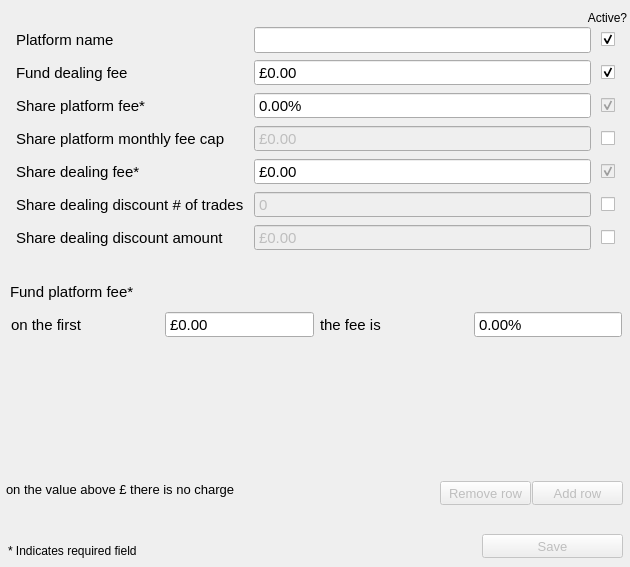
Qt form gui/platform_edit.ui (RolandWH/SIPPCompare) before a commit.
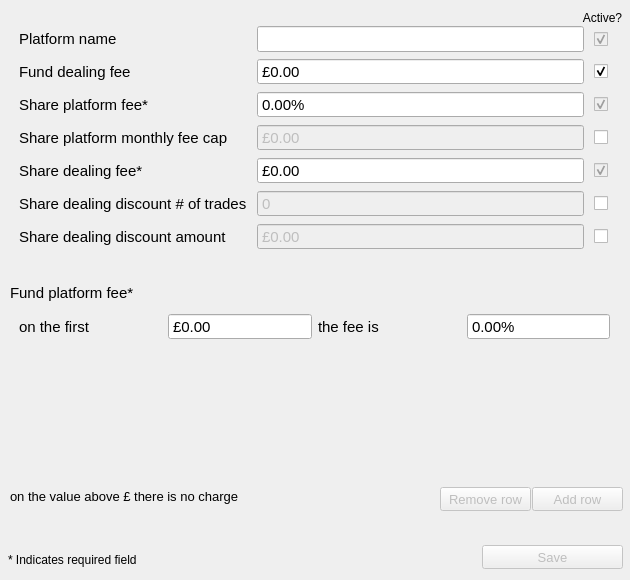
The same form after that commit. Custom widgets are drawn as their Qt base class.

Commit message: fix weird spacing bug

```diff
--- a/gui/platform_edit.ui
+++ b/gui/platform_edit.ui
@@ -10,7 +10,7 @@
     <x>0</x>
     <y>0</y>
     <width>630</width>
-    <height>567</height>
+    <height>580</height>
    </rect>
   </property>
   <property name="minimumSize">
@@ -19,22 +19,16 @@
     <height>567</height>
    </size>
   </property>
-  <property name="maximumSize">
-   <size>
-    <width>630</width>
-    <height>567</height>
-   </size>
-  </property>
   <property name="windowTitle">
    <string>Platform Editor</string>
   </property>
   <widget class="QWidget" name="gridLayoutWidget">
    <property name="geometry">
     <rect>
-     <x>10</x>
+     <x>13</x>
      <y>20</y>
-     <width>611</width>
-     <height>241</height>
+     <width>616</width>
+     <height>242</height>
     </rect>
    </property>
    <layout class="QGridLayout" name="gridLayout">
@@ -54,10 +48,16 @@
      <number>10</number>
     </property>
     <property name="verticalSpacing">
-     <number>5</number>
+     <number>6</number>
     </property>
     <item row="0" column="3">
      <widget class="QCheckBox" name="plat_name_check">
+      <property name="enabled">
+       <bool>false</bool>
+      </property>
+      <property name="text">
+       <string> </string>
+      </property>
       <property name="checked">
        <bool>true</bool>
       </property>
@@ -336,7 +336,7 @@
    <property name="geometry">
     <rect>
      <x>482</x>
-     <y>534</y>
+     <y>545</y>
      <width>141</width>
      <height>24</height>
     </rect>
@@ -354,7 +354,7 @@
    <property name="geometry">
     <rect>
      <x>8</x>
-     <y>540</y>
+     <y>549</y>
      <width>191</width>
      <height>21</height>
     </rect>
@@ -366,7 +366,7 @@
   <widget class="QLabel" name="active_lab">
    <property name="geometry">
     <rect>
-     <x>577</x>
+     <x>572</x>
      <y>10</y>
      <width>61</width>
      <height>16</height>
@@ -382,16 +382,28 @@
   <widget class="QWidget" name="gridLayoutWidget_2">
    <property name="geometry">
     <rect>
-     <x>11</x>
-     <y>309</y>
-     <width>611</width>
-     <height>31</height>
+     <x>19</x>
+     <y>307</y>
+     <width>591</width>
+     <height>40</height>
     </rect>
    </property>
    <layout class="QGridLayout" name="gridLayout_2">
-    <property name="verticalSpacing">
+    <property name="leftMargin">
      <number>0</number>
     </property>
+    <property name="topMargin">
+     <number>0</number>
+    </property>
+    <property name="rightMargin">
+     <number>0</number>
+    </property>
+    <property name="bottomMargin">
+     <number>0</number>
+    </property>
+    <property name="spacing">
+     <number>6</number>
+    </property>
     <item row="0" column="3">
      <widget class="FastEditQDoubleSpinBox" name="first_tier_fee_box">
       <property name="font">
@@ -467,7 +479,7 @@
    <property name="geometry">
     <rect>
      <x>532</x>
-     <y>481</y>
+     <y>487</y>
      <width>91</width>
      <height>24</height>
     </rect>
@@ -488,7 +500,7 @@
    <property name="geometry">
     <rect>
      <x>440</x>
-     <y>481</y>
+     <y>487</y>
      <width>91</width>
      <height>24</height>
     </rect>
@@ -505,8 +517,8 @@
   <widget class="QLabel" name="val_above_lab">
    <property name="geometry">
     <rect>
-     <x>6</x>
-     <y>479</y>
+     <x>10</x>
+     <y>486</y>
      <width>421</width>
      <height>21</height>
     </rect>
@@ -524,7 +536,7 @@
    <property name="geometry">
     <rect>
      <x>10</x>
-     <y>284</y>
+     <y>285</y>
      <width>151</width>
      <height>16</height>
     </rect>
```
Left out of the diff: 2 changed lines with no effect on the pictures. The commit also changes 1 other file.
